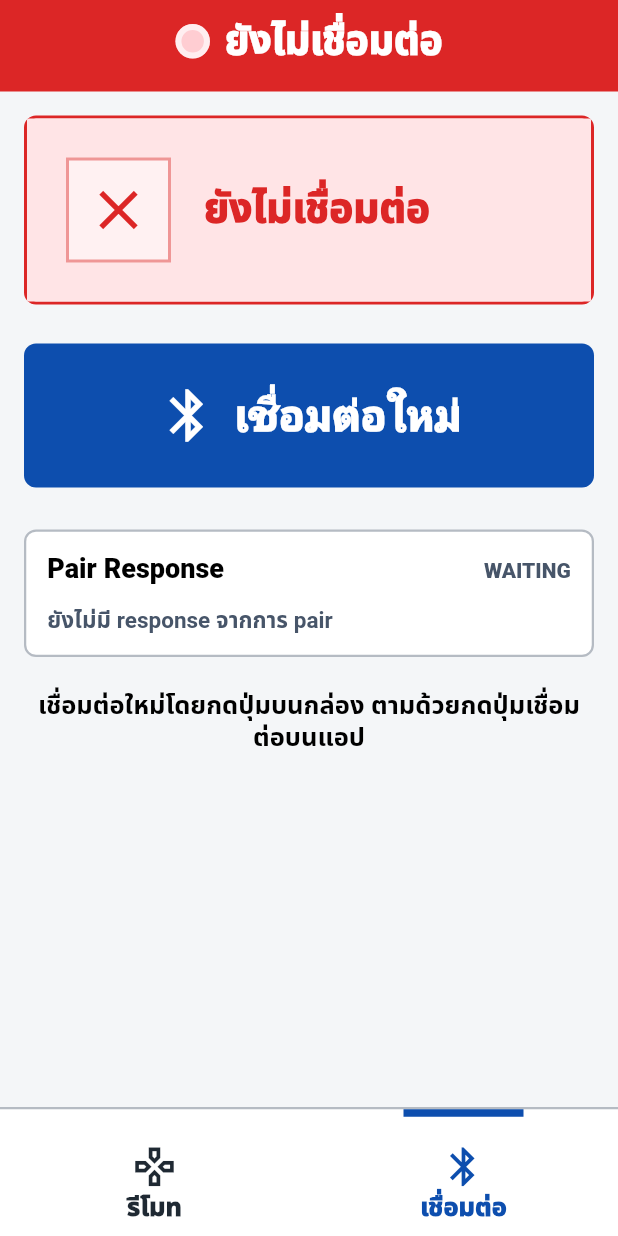
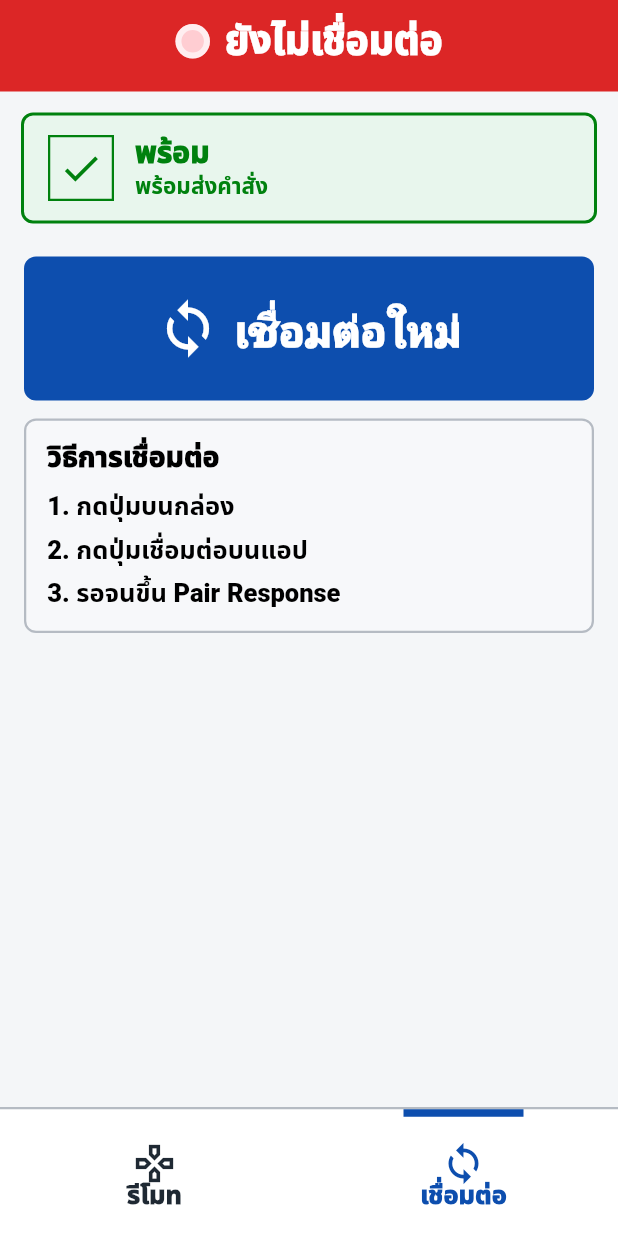
Before and after one commit to nuttawat-saepan/traffic-remote-app, a Flutter app: the screen it shows after launch, after a tap on "เชื่อมต่อ", on a phone screen of 412 x 824 dp. Run offline on Flutter 3.47's test engine with Material 3 defaults, Android fonts, the phone set to English and light mode, and no system bars; our stand-ins replace google_fonts, shared_preferences; missing offline and left inert: usb_serial.

Commit message:
feature: enhance command feedback and streamline pairing UI
*   **Visual Command Feedback:** Implement highlighting for the last successfully sent remote command in the `RemoteScreen`, providing immediate visual confirmation.
*   **Proactive Command Status:** Display a "sending" status immediately when a remote command is initiated, improving responsiveness.
*   **Guided Pairing Process:** Simplify the `PairingScreen` by replacing verbose status cards with clear, step-by-step instructions. Also, ensure a clean state by clearing pairing data before a new attempt.
*   **Unified Connection Iconography:** Replace Bluetooth icons with a more generic synchronization icon for connection-related actions, improving consistency.
*   **Refined Connection Header:** Update the connection header to reflect the `isPaired` status, aligning with the robust pairing logic.

```diff
--- a/lib/app.dart
+++ b/lib/app.dart
@@ -4,6 +4,7 @@ import 'package:google_fonts/google_fonts.dart';
 import 'features/logs/log_model.dart';
 import 'features/pairing/pairing_screen.dart';
 import 'features/remote/remote_screen.dart';
+import 'features/serial/serial_models.dart';
 import 'features/serial/serial_service.dart';
 import 'features/settings/settings_service.dart';
 
@@ -25,6 +26,7 @@ class _TrafficRemoteAppState extends State<TrafficRemoteApp> {
   final List<TrafficLogEntry> _logs = <TrafficLogEntry>[];
   TrafficLogEntry? _latestLog;
   TopRemoteStatus _topStatus = TopRemoteStatus.ready;
+  String? _lastSuccessfulCommandName;
   int _selectedIndex = 0;
   bool _ready = false;
 
@@ -58,6 +60,23 @@ class _TrafficRemoteAppState extends State<TrafficRemoteApp> {
         final status when status.name == 'success' => TopRemoteStatus.success,
         _ => TopRemoteStatus.noResponse,
       };
+      if (entry.status == CommandResultStatus.success) {
+        _lastSuccessfulCommandName = entry.action;
+      }
+    });
+  }
+
+  void _startCommand(String action) {
+    setState(() {
+      _latestLog = TrafficLogEntry(
+        timestamp: DateTime.now(),
+        action: action,
+        sentCommand: '',
+        receivedText: '',
+        receivedRawHex: '',
+        status: CommandResultStatus.success,
+      );
+      _topStatus = TopRemoteStatus.sending;
     });
   }
 
@@ -132,6 +151,8 @@ class _TrafficRemoteAppState extends State<TrafficRemoteApp> {
                     serialService: _serialService,
                     settings: _settingsService.settings,
                     onLog: _addLog,
+                    onCommandStarted: _startCommand,
+                    lastSuccessfulCommandName: _lastSuccessfulCommandName,
                   ),
                   PairingScreen(
                     serialService: _serialService,
@@ -149,7 +170,6 @@ class _TrafficRemoteAppState extends State<TrafficRemoteApp> {
                           serialService: _serialService,
                           isPaired: _settingsService.settings.isPaired,
                         ),
-                        if (selectedIndex == 0)
                         _CommandStatusCard(
                           status: currentTopStatus,
                           entry: _latestLog,
@@ -220,8 +240,8 @@ class _BottomNav extends StatelessWidget {
               onTap: () => onSelected(0),
             ),
             _BottomNavItem(
-              icon: Icons.bluetooth,
-              selectedIcon: Icons.bluetooth,
+              icon: Icons.sync,
+              selectedIcon: Icons.sync,
               label: 'เชื่อมต่อ',
               selected: selectedIndex == 1,
               enabled: true,
@@ -274,10 +294,14 @@ class _BottomNavItem extends StatelessWidget {
                   ? const Color(0xFF0D4EAE)
                   : Colors.transparent,
             ),
-            const SizedBox(height: 18),
-            Icon(selected ? selectedIcon : icon, color: color, size: 31),
-            const SizedBox(height: 3),
-            Text(
+            Expanded(
+              child: Column(
+                mainAxisAlignment: MainAxisAlignment.center,
+                children: <Widget>[
+                  Icon(selected ? selectedIcon : icon, color: color, size: 30),
+                  Transform.translate(
+                    offset: const Offset(0, -2),
+                    child: Text(
                       label,
                       style: TextStyle(
                         color: color,
@@ -285,6 +309,10 @@ class _BottomNavItem extends StatelessWidget {
                         height: 1,
                         fontWeight: FontWeight.w900,
                         letterSpacing: 0,
+                      ),
+                    ),
+                  ),
+                ],
               ),
             ),
           ],
@@ -305,7 +333,7 @@ class _ConnectionHeader extends StatelessWidget {
 
   @override
   Widget build(BuildContext context) {
-    final connected = serialService.isConnected;
+    final connected = isPaired;
 
     return Container(
       width: double.infinity,
--- a/lib/features/pairing/pairing_screen.dart
+++ b/lib/features/pairing/pairing_screen.dart
@@ -28,6 +28,7 @@ class PairingScreen extends StatefulWidget {
 }
 
 class _PairingScreenState extends State<PairingScreen> {
+  // ignore: unused_field
   _PairResponseSnapshot? _lastPairResponse;
 
   Future<void> _connectAndPair() async {
@@ -49,6 +50,11 @@ class _PairingScreenState extends State<PairingScreen> {
   }
 
   Future<void> _startPairing() async {
+    await widget.settingsService.clearPairing();
+    if (mounted) {
+      setState(() => _lastPairResponse = null);
+    }
+
     final pairingMessage = 'PAIR:${widget.settings.appUuid}';
     final textCommand = _loraSendCommand(pairingMessage);
     final result = await widget.serialService.sendTextCommand(
@@ -124,6 +130,7 @@ class _PairingScreenState extends State<PairingScreen> {
   @override
   Widget build(BuildContext context) {
     final isBusy = widget.serialService.isSending;
+    /*
     final isReady =
         widget.serialService.isConnected && widget.settings.isPaired;
     final connected = widget.serialService.isConnected;
@@ -138,11 +145,14 @@ class _PairingScreenState extends State<PairingScreen> {
     final signalText = isReady ? 'สัญญาณดี • พร้อมรับคำสั่ง' : 'รอการจับคู่';
     final buttonLabel = isBusy ? 'กำลังเชื่อมต่อ' : 'เชื่อมต่อใหม่';
 
+    */
+    final buttonLabel = isBusy ? 'กำลังเชื่อมต่อ' : 'เชื่อมต่อใหม่';
     return SingleChildScrollView(
       padding: const EdgeInsets.all(16),
       child: Column(
         crossAxisAlignment: CrossAxisAlignment.stretch,
         children: <Widget>[
+          /*
           _PairInfoCard(
             connected: isReady,
             title: statusTitle,
@@ -150,6 +160,7 @@ class _PairingScreenState extends State<PairingScreen> {
             signalText: signalText,
           ),
           const SizedBox(height: 26),
+          */
           SizedBox(
             height: 96,
             child: FilledButton(
@@ -169,10 +180,10 @@ class _PairingScreenState extends State<PairingScreen> {
                 crossAxisAlignment: CrossAxisAlignment.center,
                 mainAxisSize: MainAxisSize.min,
                 children: <Widget>[
-                  const Icon(Icons.bluetooth, size: 42),
+                  const Icon(Icons.sync, size: 42),
                   const SizedBox(width: 10),
                   Transform.translate(
-                    offset: const Offset(0, 2),
+                    offset: const Offset(0, 4),
                     child: Text(
                       buttonLabel,
                       textAlign: TextAlign.center,
@@ -188,19 +199,11 @@ class _PairingScreenState extends State<PairingScreen> {
               ),
             ),
           ),
-          const SizedBox(height: 28),
-          _PairResponseCard(snapshot: _lastPairResponse),
-          const SizedBox(height: 22),
-          const Text(
-            'เชื่อมต่อใหม่โดยกดปุ่มบนกล่อง ตามด้วยกดปุ่มเชื่อมต่อบนแอป',
-            textAlign: TextAlign.center,
-            style: TextStyle(
-              color: Colors.black,
-              fontSize: 17,
-              fontWeight: FontWeight.w700,
-              letterSpacing: 0,
-            ),
-          ),
+          // const SizedBox(height: 28),
+          // _PairResponseCard(snapshot: _lastPairResponse),
+          // const SizedBox(height: 22),
+          const SizedBox(height: 12),
+          const _PairSteps(),
         ],
       ),
     );
@@ -263,6 +266,55 @@ class _PairingScreenState extends State<PairingScreen> {
   }
 }
 
+class _PairSteps extends StatelessWidget {
+  const _PairSteps();
+
+  @override
+  Widget build(BuildContext context) {
+    return Container(
+      padding: const EdgeInsets.all(14),
+      decoration: BoxDecoration(
+        color: const Color(0xFFF7F8FA),
+        borderRadius: BorderRadius.circular(8),
+        border: Border.all(color: const Color(0xFFB5BBC3), width: 1.5),
+      ),
+      child: const Column(
+        crossAxisAlignment: CrossAxisAlignment.start,
+        children: <Widget>[
+          _PairStepText('วิธีการเชื่อมต่อ', isTitle: true),
+          SizedBox(height: 10),
+          _PairStepText('1. กดปุ่มบนกล่อง'),
+          SizedBox(height: 8),
+          _PairStepText('2. กดปุ่มเชื่อมต่อบนแอป'),
+          SizedBox(height: 8),
+          _PairStepText('3. รอจนขึ้น Pair Response'),
+        ],
+      ),
+    );
+  }
+}
+
+class _PairStepText extends StatelessWidget {
+  const _PairStepText(this.text, {this.isTitle = false});
+
+  final String text;
+  final bool isTitle;
+
+  @override
+  Widget build(BuildContext context) {
+    return Text(
+      text,
+      style: TextStyle(
+        color: Colors.black,
+        fontSize: isTitle ? 19 : 17,
+        fontWeight: isTitle ? FontWeight.w900 : FontWeight.w800,
+        letterSpacing: 0,
+        height: 1.2,
+      ),
+    );
+  }
+}
+
 class _PairResponseSnapshot {
   const _PairResponseSnapshot({
     required this.timestamp,
@@ -281,6 +333,7 @@ class _PairResponseSnapshot {
   final CommandResultStatus status;
 }
 
+// ignore: unused_element
 class _PairResponseCard extends StatelessWidget {
   const _PairResponseCard({required this.snapshot});
 
@@ -426,6 +479,7 @@ class _PairResponseLine extends StatelessWidget {
   }
 }
 
+// ignore: unused_element
 class _PairInfoCard extends StatelessWidget {
   const _PairInfoCard({
     required this.connected,
--- a/lib/features/remote/remote_screen.dart
+++ b/lib/features/remote/remote_screen.dart
@@ -12,11 +12,15 @@ class RemoteScreen extends StatefulWidget {
     required this.serialService,
     required this.settings,
     required this.onLog,
+    required this.onCommandStarted,
+    required this.lastSuccessfulCommandName,
   });
 
   final SerialService serialService;
   final TrafficSettings settings;
   final ValueChanged<TrafficLogEntry> onLog;
+  final ValueChanged<String> onCommandStarted;
+  final String? lastSuccessfulCommandName;
 
   @override
   State<RemoteScreen> createState() => _RemoteScreenState();
@@ -24,6 +28,8 @@ class RemoteScreen extends StatefulWidget {
 
 class _RemoteScreenState extends State<RemoteScreen> {
   Future<void> _sendRemoteCommand(RemoteCommand command) async {
+    widget.onCommandStarted(command.name);
+
     final result = switch (command.type) {
       RemoteCommandType.hex => await widget.serialService.sendHexCommand(
         hexCommand: command.payload,
@@ -61,6 +67,7 @@ class _RemoteScreenState extends State<RemoteScreen> {
           Expanded(
             child: _ModeButtons(
               enabled: canSend,
+              lastSuccessfulCommandName: widget.lastSuccessfulCommandName,
               onPressed: _sendRemoteCommand,
             ),
           ),
@@ -80,6 +87,7 @@ class _RemoteScreenState extends State<RemoteScreen> {
             child: _CommandRow(
               commands: numberCommands.sublist(index, index + 2),
               enabled: canSend,
+              lastSuccessfulCommandName: widget.lastSuccessfulCommandName,
               onPressed: _sendRemoteCommand,
             ),
           ),
@@ -92,9 +100,14 @@ class _RemoteScreenState extends State<RemoteScreen> {
 }
 
 class _ModeButtons extends StatelessWidget {
-  const _ModeButtons({required this.enabled, required this.onPressed});
+  const _ModeButtons({
+    required this.enabled,
+    required this.lastSuccessfulCommandName,
+    required this.onPressed,
+  });
 
   final bool enabled;
+  final String? lastSuccessfulCommandName;
   final ValueChanged<RemoteCommand> onPressed;
 
   @override
@@ -102,6 +115,7 @@ class _ModeButtons extends StatelessWidget {
     return _CommandRow(
       commands: modeCommands,
       enabled: enabled,
+      lastSuccessfulCommandName: lastSuccessfulCommandName,
       isMode: true,
       onPressed: onPressed,
     );
@@ -112,12 +126,14 @@ class _CommandRow extends StatelessWidget {
   const _CommandRow({
     required this.commands,
     required this.enabled,
+    required this.lastSuccessfulCommandName,
     required this.onPressed,
     this.isMode = false,
   });
 
   final List<RemoteCommand> commands;
   final bool enabled;
+  final String? lastSuccessfulCommandName;
   final bool isMode;
   final ValueChanged<RemoteCommand> onPressed;
 
@@ -130,6 +146,7 @@ class _CommandRow extends StatelessWidget {
             child: _RemoteButton(
               command: commands[index],
               enabled: enabled,
+              highlighted: commands[index].name == lastSuccessfulCommandName,
               isMode: isMode,
               onPressed: onPressed,
             ),
@@ -145,12 +162,14 @@ class _RemoteButton extends StatelessWidget {
   const _RemoteButton({
     required this.command,
     required this.enabled,
+    required this.highlighted,
     required this.isMode,
     required this.onPressed,
   });
 
   final RemoteCommand command;
   final bool enabled;
+  final bool highlighted;
   final bool isMode;
   final ValueChanged<RemoteCommand> onPressed;
 
@@ -170,24 +189,34 @@ class _RemoteButton extends StatelessWidget {
       child: FilledButton(
         onPressed: enabled ? () => onPressed(command) : null,
         style: FilledButton.styleFrom(
-          backgroundColor: const Color(0xFFF7F8FA),
+          backgroundColor: highlighted
+              ? const Color(0xFFE7F0FF)
+              : const Color(0xFFF7F8FA),
           disabledBackgroundColor: const Color(0xFFE8EBEF),
           disabledForegroundColor: const Color(0xFF94A3B8),
-          foregroundColor: Colors.black,
+          foregroundColor: highlighted ? const Color(0xFF0D4EAE) : Colors.black,
+          overlayColor: const Color(0xFF0D4EAE),
           minimumSize: Size.zero,
           padding: const EdgeInsets.symmetric(horizontal: 8),
-          side: const BorderSide(color: Color(0xFFB5BBC3), width: 1.5),
+          side: BorderSide(
+            color: highlighted
+                ? const Color(0xFF0D4EAE)
+                : const Color(0xFFB5BBC3),
+            width: highlighted ? 2 : 1.5,
+          ),
           shape: RoundedRectangleBorder(borderRadius: BorderRadius.circular(8)),
           elevation: 0,
         ),
         child: Center(
+          child: Transform.translate(
+            offset: const Offset(0, 4),
             child: Text(
               command.name,
               maxLines: 1,
               overflow: TextOverflow.visible,
               textAlign: TextAlign.center,
               style: GoogleFonts.ibmPlexSansThai(
-              fontSize: isMode ? 32 : 44,
+                fontSize: isMode ? 32 : 40,
                 fontWeight: FontWeight.w900,
                 letterSpacing: 0,
                 height: 1,
@@ -195,6 +224,7 @@ class _RemoteButton extends StatelessWidget {
             ),
           ),
         ),
+      ),
     );
   }
 }
```
Lines whose indentation alone changed are shown as unchanged.
